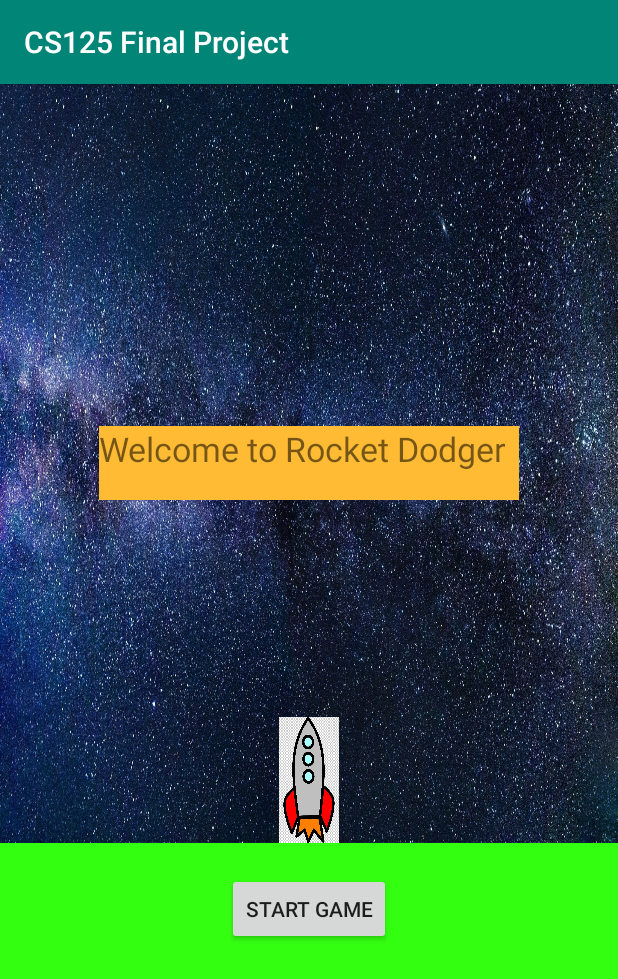
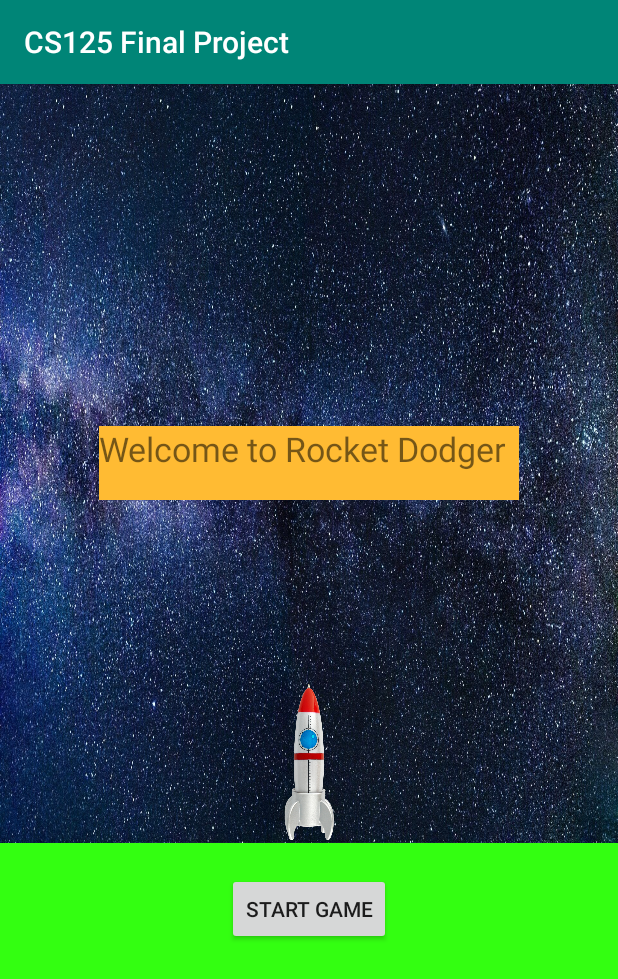
Before and after one commit to anshb49/Asteroids-Android-App, an Android app: the screen it shows after launch (MainActivity), on a phone screen of 412 x 824 dp. Shown: the top 979 px of the screen. Run offline under Robolectric (Android 15) with nearby library versions, the phone set to English and light mode, and no system bars.

Commit message:
Rocket moves left and right. Start button and label disappear when start is clicked. Move buttons only show after start is clicked.. background of space. Multiple Asteroids moving

```diff
--- a/app/src/main/java/com/example/cs125finalproject/MainActivity.java
+++ b/app/src/main/java/com/example/cs125finalproject/MainActivity.java
@@ -65,6 +65,8 @@ public class MainActivity extends AppCompatActivity {
     protected void onCreate(Bundle savedInstanceState) {
         super.onCreate(savedInstanceState);
         setContentView(R.layout.activity_main);
+
+        System.out.println("check");
 
         asteroid = (ImageView)findViewById(R.id.asteroidPic);
         asteroid2 = (ImageView)findViewById(R.id.asteroidPic2);
@@ -218,6 +220,12 @@ public class MainActivity extends AppCompatActivity {
         asteroid4.setX(asteroidX4);
         asteroid4.setY(asteroidY4);
 
+        if (box.getX() == asteroid.getX() && box.getY() == asteroid.getY()
+                || box.getX() == asteroid2.getX() && box.getY() == asteroid2.getY()
+                || box.getX() == asteroid3.getX() && box.getY() == asteroid3.getY()
+                || box.getX() == asteroid4.getX() && box.getY() == asteroid4.getY()) {
+            System.out.println("this is working");
+        }
 
 
 
--- a/app/src/main/res/layout/activity_main.xml
+++ b/app/src/main/res/layout/activity_main.xml
@@ -26,8 +26,8 @@
 
         <ImageView
             android:id="@+id/box"
-            android:layout_width="40dp"
-            android:layout_height="84dp"
+            android:layout_width="98dp"
+            android:layout_height="107dp"
             android:layout_gravity="bottom|center"
             android:foreground="@drawable/rocketpic"
             android:src="@drawable/rocketpic"
@@ -38,28 +38,28 @@
 
         <ImageView
             android:id="@+id/asteroidPic"
-            android:layout_width="70dp"
-            android:layout_height="93dp"
+            android:layout_width="99dp"
+            android:layout_height="113dp"
             app:srcCompat="@drawable/asteroid" />
 
         <ImageView
             android:id="@+id/asteroidPic2"
-            android:layout_width="69dp"
-            android:layout_height="96dp"
+            android:layout_width="99dp"
+            android:layout_height="113dp"
             android:layout_gravity="center|top"
             app:srcCompat="@drawable/asteroid" />
 
         <ImageView
             android:id="@+id/asteroidPic3"
-            android:layout_width="69dp"
-            android:layout_height="96dp"
+            android:layout_width="99dp"
+            android:layout_height="113dp"
             android:layout_gravity="right|top"
             app:srcCompat="@drawable/asteroid" />
 
         <ImageView
             android:id="@+id/asteroidPic4"
-            android:layout_width="69dp"
-            android:layout_height="96dp"
+            android:layout_width="99dp"
+            android:layout_height="113dp"
             android:layout_gravity="center"
             app:srcCompat="@drawable/asteroid" />
 
```
Also changed, not shown: app/src/main/res/drawable/asteroid.png, app/src/main/res/drawable/rocketpic.png.
